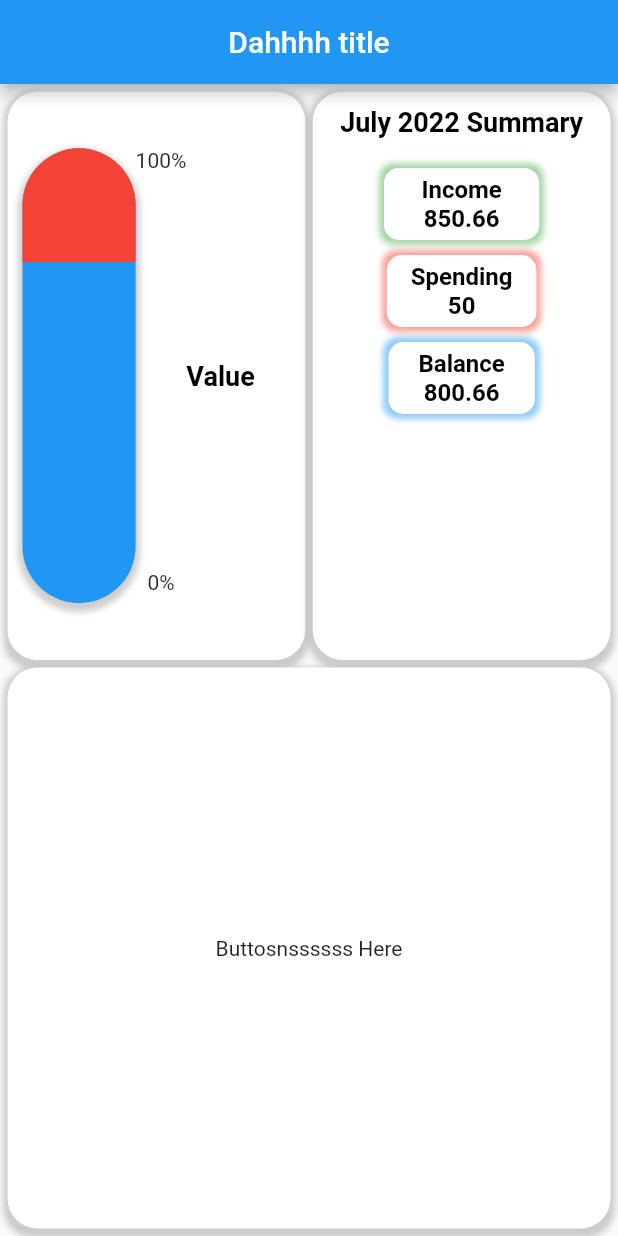
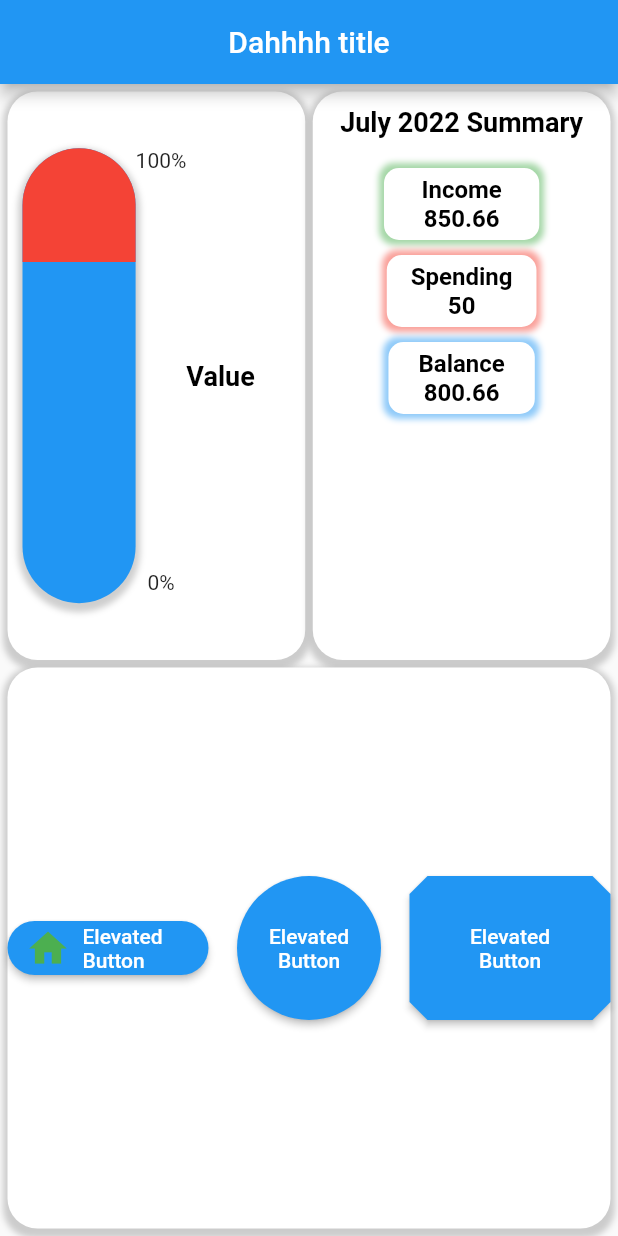
Before and after one commit to ChengCK18/dah_flutterrrrr_app1, a Flutter app: the screen it shows after launch, on a phone screen of 412 x 824 dp. Run offline on Flutter 3.47's test engine with Material 2 defaults, Android fonts, the light colour scheme and no system bars; our stand-ins replace fl_chart.

Commit message:
Added buttons and info

```diff
--- a/lib/mainPageButtons.dart
+++ b/lib/mainPageButtons.dart
@@ -11,8 +11,49 @@ class _MainPageButtonsState extends State<MainPageButtons> {
   @override
   Widget build(BuildContext context) {
     return Container(
-      child: Row(children: const <Widget>[
-        Expanded(flex: 5, child: Center(child: Text("Buttosnssssss Here")))
+      child: Row(children: <Widget>[
+        Expanded(
+            flex: 5,
+            child: Center(
+                child: ElevatedButton.icon(
+              icon: Icon(
+                Icons.home,
+                color: Colors.green,
+                size: 30.0,
+              ),
+              label: Text('Elevated Button'),
+              onPressed: () {
+                print('Button Pressed');
+              },
+              style: ElevatedButton.styleFrom(
+                shape: new RoundedRectangleBorder(
+                  borderRadius: new BorderRadius.circular(20.0),
+                ),
+              ),
+            ))),
+        Expanded(
+            flex: 5,
+            child: Center(
+                child: ElevatedButton(
+              onPressed: () {},
+              child: Text('Elevated Button', textAlign: TextAlign.center),
+              style: ElevatedButton.styleFrom(
+                shape: CircleBorder(),
+                padding: EdgeInsets.all(32),
+              ),
+            ))),
+        Expanded(
+            flex: 5,
+            child: Center(
+                child: ElevatedButton(
+              onPressed: () {},
+              child: Text('Elevated Button', textAlign: TextAlign.center),
+              style: ElevatedButton.styleFrom(
+                shape: BeveledRectangleBorder(
+                    borderRadius: BorderRadius.circular(12)),
+                padding: EdgeInsets.all(32),
+              ),
+            )))
       ]),
       margin:
           const EdgeInsets.only(left: 5.0, right: 5.0, top: 5.0, bottom: 5.0),
--- a/lib/mainPageInfo.dart
+++ b/lib/mainPageInfo.dart
@@ -61,7 +61,7 @@ class _MainPageInfoState extends State<MainPageInfo> {
                       ]);
                     }),
                     Container(
-                        child: Text(
+                        child: const Text(
                       "Value",
                       style: TextStyle(
                           fontSize: 18.0,
```
